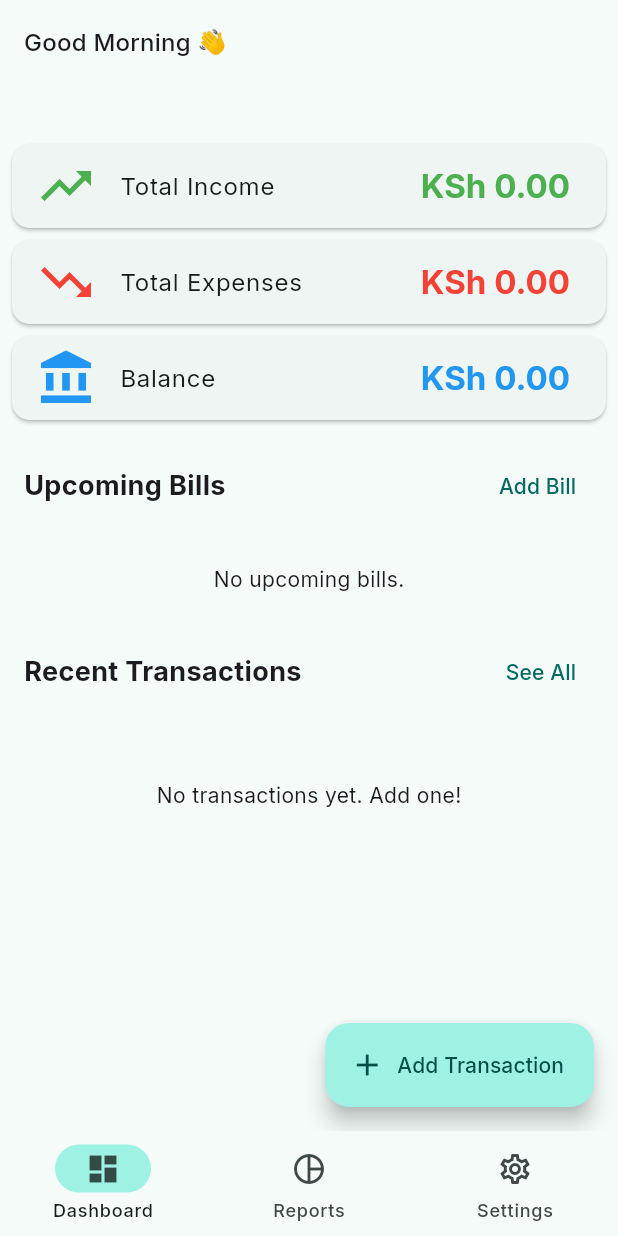
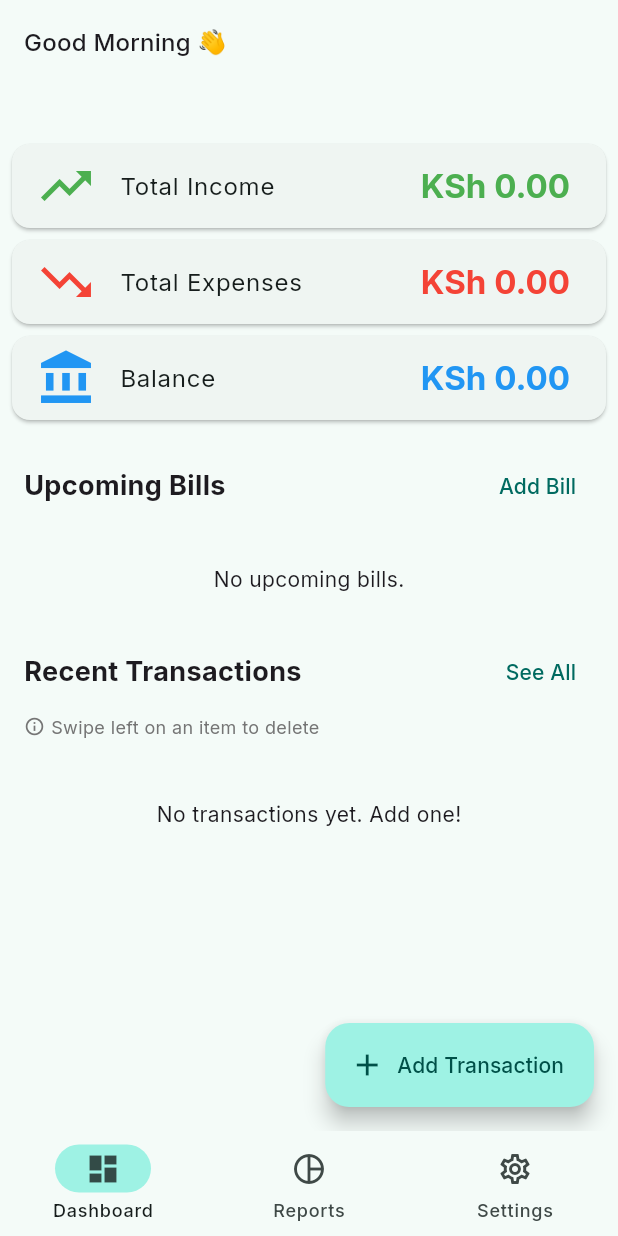
Before and after one commit to SingasonSimon/PFT, a Flutter app: the screen it shows once a user with an empty profile is signed in, on a phone screen of 412 x 824 dp. Run offline on Flutter 3.47's test engine with Material 3 defaults, Android fonts, the phone set to English and light mode, and no system bars; our stand-ins replace cloud_firestore, firebase_auth, firebase_core, fl_chart, flutter_local_notifications, fluttertoast and 8 more; missing offline and left inert: flutter_pin_code_fields, flutter_sms_inbox; accounts and stored records are empty.

Commit message:
ADVANCED AND MORE ROBUST TRANSACTION TAGGING

```diff
--- a/lib/screens/home_screen.dart
+++ b/lib/screens/home_screen.dart
@@ -225,10 +225,12 @@ class _HomeScreenState extends State<HomeScreen> {
                                 ),
                               ),
                               _buildUpcomingBillsSection(currentUser),
-
                               Padding(
-                                padding: const EdgeInsets.symmetric(horizontal: 16.0, vertical: 8.0),
-                                child: Row(
+                                padding: const EdgeInsets.fromLTRB(16.0, 8.0, 16.0, 0),
+                                child: Column(
+                                  crossAxisAlignment: CrossAxisAlignment.start,
+                                  children: [
+                                    Row(
                                       mainAxisAlignment: MainAxisAlignment.spaceBetween,
                                       children: [
                                         const Text('Recent Transactions', style: TextStyle(fontSize: 18, fontWeight: FontWeight.bold)),
@@ -242,6 +244,21 @@ class _HomeScreenState extends State<HomeScreen> {
                                           },
                                           child: const Text('See All'),
                                         )
+                                      ],
+                                    ),
+                                    Padding(
+                                      padding: const EdgeInsets.only(top: 4.0),
+                                      child: Row(
+                                        children: [
+                                          Icon(Icons.info_outline, size: 14, color: Colors.grey.shade600),
+                                          const SizedBox(width: 4),
+                                          Text(
+                                            'Swipe left on an item to delete',
+                                            style: TextStyle(fontSize: 12, color: Colors.grey.shade600),
+                                          ),
+                                        ],
+                                      ),
+                                    ),
                                   ],
                                 ),
                               ),
@@ -434,7 +451,6 @@ class _HomeScreenState extends State<HomeScreen> {
               leading: isMpesa
                 ? Image.asset('assets/mpesa_logo.png', width: 40, height: 40)
                 : Icon(isIncome ? Icons.arrow_downward : Icons.arrow_upward, color: amountColor),
-              // THE FIX: Check if description is empty and provide a fallback title
               title: Text(
                 transaction.description.isNotEmpty
                   ? transaction.description
@@ -442,7 +458,20 @@ class _HomeScreenState extends State<HomeScreen> {
                 maxLines: 2,
                 overflow: TextOverflow.ellipsis,
               ),
-              subtitle: Text(transaction.date.split('T')[0]),
+              subtitle: Row(
+                children: [
+                  Icon(
+                    transaction.tag == 'business' ? Icons.business_center : Icons.person,
+                    size: 14,
+                    color: Theme.of(context).colorScheme.onSurfaceVariant,
+                  ),
+                  const SizedBox(width: 4),
+                  Text(
+                    '${transaction.tag.capitalize()} · ${transaction.date.split('T')[0]}',
+                    style: TextStyle(color: Theme.of(context).colorScheme.onSurfaceVariant, fontSize: 12),
+                  ),
+                ],
+              ),
               trailing: Text(
                 '$amountPrefix$_currencySymbol ${currencyFormatter.format(transaction.amount)}',
                 style: TextStyle(color: amountColor, fontWeight: FontWeight.bold),
@@ -492,7 +521,6 @@ class SummaryCard extends StatelessWidget {
   }
 }
 
-// NEW: Helper extension to capitalize strings
 extension StringExtension on String {
   String capitalize() {
     if (isEmpty) return this;
```
Lines whose indentation alone changed are shown as unchanged.
